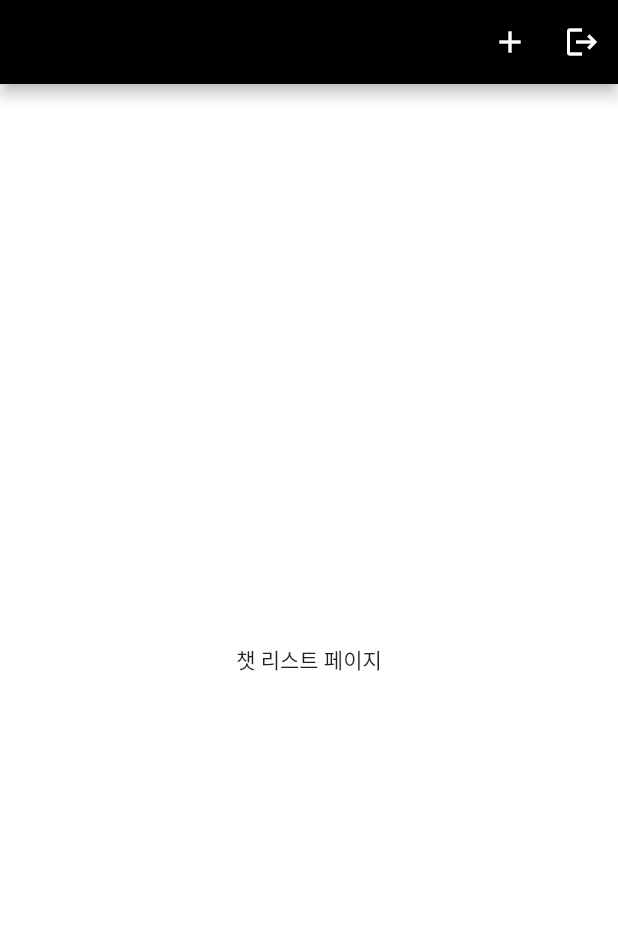
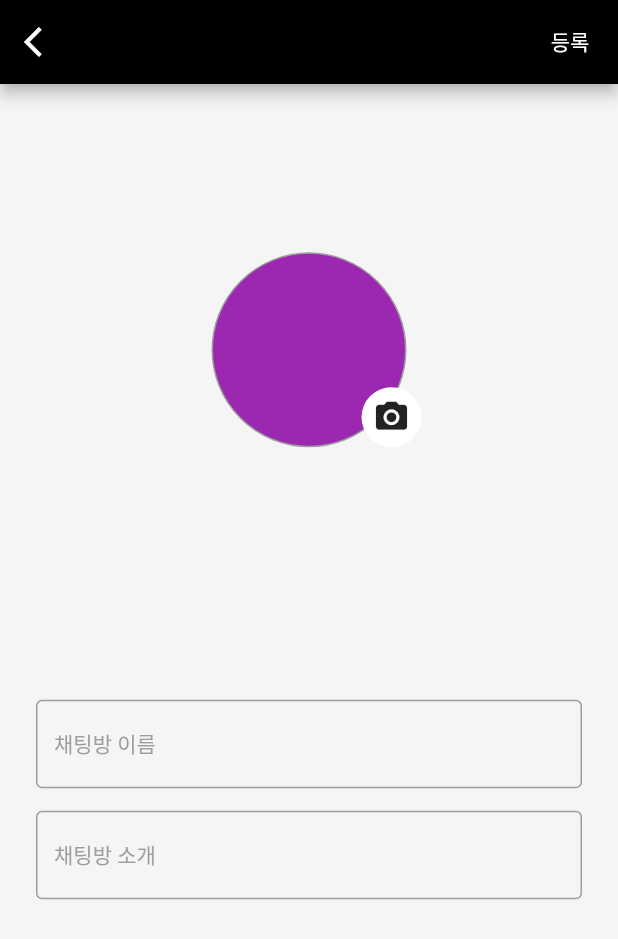
Before and after one commit to qwq140/flutter_chat, a Flutter app: the screen it shows once a user with an empty profile is signed in, after a tap on the "add" icon, on a phone screen of 412 x 824 dp. Shown: the top 939 px of the screen. Run offline on Flutter 3.47's test engine with Material 2 defaults, Android fonts, the phone set to English and light mode, and no system bars; our stand-ins replace cloud_firestore, firebase_auth, firebase_core, go_router, google_sign_in; accounts and stored records are empty; generated files the repository leaves out were written again; network calls fail; Roboto replaces fonts that are missing (Spoqa).

Commit message:
챗팅룸 만들기 페이지 ui

```diff
--- a/lib/app/app.dart
+++ b/lib/app/app.dart
@@ -1,6 +1,7 @@
 import 'package:flutter/material.dart';
 import 'package:flutter_chat/app/screens/auth/login_screen.dart';
 import 'package:flutter_chat/app/screens/chat/chat_list_screen.dart';
+import 'package:flutter_chat/app/screens/chat/chatroom_create_screen.dart';
 import 'package:flutter_chat/app/state/user_provider.dart';
 import 'package:go_router/go_router.dart';
 import 'package:provider/provider.dart';
@@ -10,10 +11,19 @@ final UserProvider userProvider = UserProvider();
 final GoRouter _router = GoRouter(
   routes: <GoRoute>[
     GoRoute(
-      path: '/',
+      name: 'home',
+      path: '/chatroom',
       builder: (BuildContext context, GoRouterState state) => const ChatListScreen(),
+      routes: [
+        GoRoute(
+          name: 'create',
+          path: 'create',
+          builder: (BuildContext context, GoRouterState state) => const ChatroomCreateScreen(),
+        )
+      ]
     ),
     GoRoute(
+      name: 'login',
       path: '/login',
       builder: (BuildContext context, GoRouterState state) => const LoginScreen(),
     ),
@@ -21,10 +31,10 @@ final GoRouter _router = GoRouter(
   refreshListenable: userProvider,
   redirect: (state) {
     final isLogin = userProvider.isLogin;
-    final loggingIn = state.subloc == '/login';
-    if (!isLogin) return loggingIn ? null : '/login';
+    final loggingIn = state.subloc == state.namedLocation('login');
+    if (!isLogin) return loggingIn ? null : state.namedLocation('login');
 
-    if (loggingIn) return '/';
+    if (loggingIn) return state.namedLocation('home');
 
     return null;
   }
--- a/lib/app/const/spoqa.dart
+++ b/lib/app/const/spoqa.dart
@@ -6,6 +6,11 @@ class Spoqa {
 
   static const black_s40_w700 = CustomTextStyle(fontFamily: spoqa, color: Colors.black, fontSize: 40, fontWeight: FontWeight.w700);
   static const black_s14_w400 = CustomTextStyle(fontFamily: spoqa, color: Colors.black, fontSize: 14, fontWeight: FontWeight.w400);
+  static const black_s10_w400 = CustomTextStyle(fontFamily: spoqa, color: Colors.black, fontSize: 10, fontWeight: FontWeight.w400);
+
+  static const grey_s14_w400 = CustomTextStyle(fontFamily: spoqa, color: Colors.grey, fontSize: 14, fontWeight: FontWeight.w400);
+
+  static const white_s14_w400 = CustomTextStyle(fontFamily: spoqa, color: Colors.white, fontSize: 14, fontWeight: FontWeight.w400);
 }
 
 class CustomTextStyle extends TextStyle {
--- a/lib/app/screens/chat/chat_list_screen.dart
+++ b/lib/app/screens/chat/chat_list_screen.dart
@@ -1,5 +1,6 @@
 import 'package:firebase_auth/firebase_auth.dart';
 import 'package:flutter/material.dart';
+import 'package:go_router/go_router.dart';
 
 class ChatListScreen extends StatelessWidget {
   const ChatListScreen({Key? key}) : super(key: key);
@@ -11,8 +12,8 @@ class ChatListScreen extends StatelessWidget {
         backgroundColor: Colors.black,
         actions: [
           IconButton(
-            onPressed: () {
-
+            onPressed: () async {
+              context.goNamed('create');
             },
             icon: const Icon(Icons.add),
           ),
--- /dev/null
+++ b/lib/app/screens/chat/chatroom_create_screen.dart
@@ -0,0 +1,133 @@
+import 'package:flutter/material.dart';
+import 'package:flutter_chat/app/const/spoqa.dart';
+import 'package:go_router/go_router.dart';
+
+class ChatroomCreateScreen extends StatefulWidget {
+  const ChatroomCreateScreen({Key? key}) : super(key: key);
+
+  @override
+  State<ChatroomCreateScreen> createState() => _ChatroomCreateScreenState();
+}
+
+class _ChatroomCreateScreenState extends State<ChatroomCreateScreen> {
+  late final TextEditingController _titleController;
+  late final TextEditingController _introController;
+
+  @override
+  void initState() {
+    // TODO: implement initState
+    _titleController = TextEditingController();
+    _introController = TextEditingController();
+    super.initState();
+  }
+
+  @override
+  Widget build(BuildContext context) {
+    return GestureDetector(
+      onTap: () => FocusScope.of(context).unfocus(),
+      child: Scaffold(
+        backgroundColor: Colors.grey[100],
+        appBar: AppBar(
+          backgroundColor: Colors.black,
+          leading: IconButton(
+            onPressed: () {
+              context.pop();
+            },
+            icon: const Icon(Icons.arrow_back_ios, color: Colors.white),
+          ),
+          actions: [
+            TextButton(
+              onPressed: () {},
+              child: const Text(
+                '등록',
+                style: Spoqa.white_s14_w400,
+              ),
+            ),
+          ],
+        ),
+        body: Container(
+          width: double.infinity,
+          padding: const EdgeInsets.symmetric(horizontal: 24),
+          child: Column(
+            crossAxisAlignment: CrossAxisAlignment.start,
+            children: [
+              Spacer(
+                flex: 100,
+              ),
+              Align(
+                alignment: Alignment.center,
+                child: Stack(
+                  clipBehavior: Clip.none,
+                  children: [
+                    Container(
+                      width: 130,
+                      height: 130,
+                      decoration: BoxDecoration(
+                        shape: BoxShape.circle,
+                        border: Border.all(color: Colors.grey),
+                        color: Colors.purple,
+                      ),
+                    ),
+                    Positioned(
+                      right: -10,
+                      bottom: 0,
+                      child: Container(
+                        width: 40,
+                        height: 40,
+                        decoration: BoxDecoration(
+                            shape: BoxShape.circle, color: Colors.white),
+                        child: Icon(
+                          Icons.camera_alt,
+                          size: 25,
+                        ),
+                      ),
+                    )
+                  ],
+                ),
+              ),
+              Spacer(
+                flex: 150,
+              ),
+              TextFormField(
+                controller: _titleController,
+                decoration: InputDecoration(
+                  labelText: '채팅방 이름',
+                  labelStyle: Spoqa.grey_s14_w400,
+                  floatingLabelStyle: Spoqa.black_s14_w400,
+                  focusedBorder: OutlineInputBorder(
+                    borderSide: BorderSide(color: Colors.black),
+                  ),
+                  enabledBorder: OutlineInputBorder(
+                    borderSide: BorderSide(color: Colors.grey),
+                  ),
+                ),
+                cursorColor: Colors.black,
+              ),
+              SizedBox(
+                height: 15,
+              ),
+              TextFormField(
+                controller: _introController,
+                decoration: InputDecoration(
+                  labelText: '채팅방 소개',
+                  labelStyle: Spoqa.grey_s14_w400,
+                  floatingLabelStyle: Spoqa.black_s14_w400,
+                  focusedBorder: OutlineInputBorder(
+                    borderSide: BorderSide(color: Colors.black),
+                  ),
+                  enabledBorder: OutlineInputBorder(
+                    borderSide: BorderSide(color: Colors.grey),
+                  ),
+                ),
+                cursorColor: Colors.black,
+              ),
+              Spacer(
+                flex: 200,
+              ),
+            ],
+          ),
+        ),
+      ),
+    );
+  }
+}
```
Also changed, not shown: lib/app/data/chatroom_model.dart (added, +58 -0 lines).
